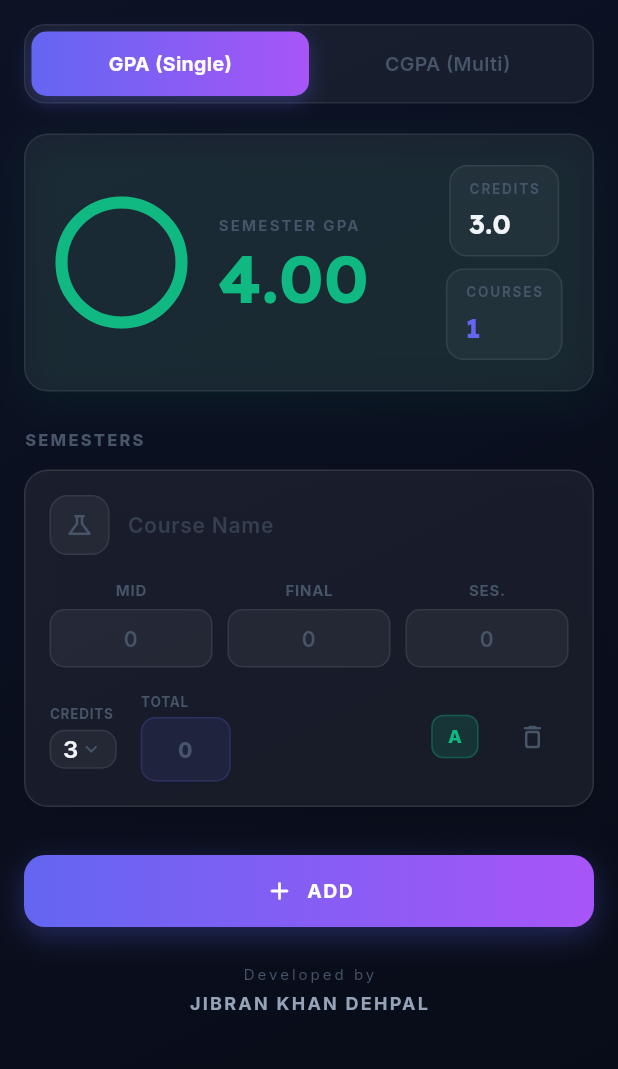
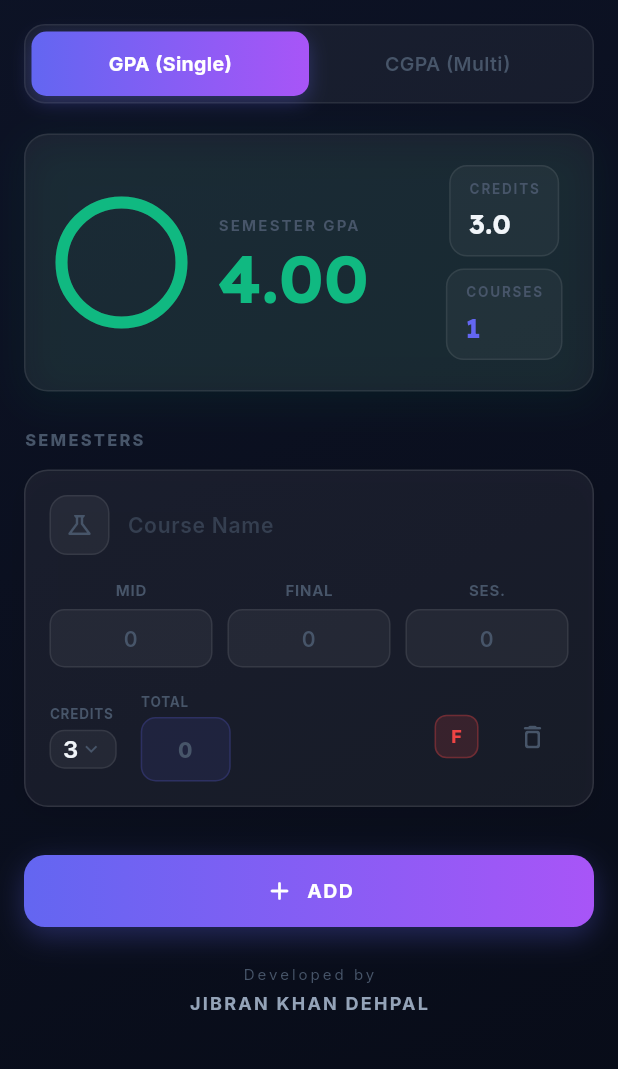
Before and after one commit to Jibrankhan0/cgpa_calculator, a Flutter app: the screen it shows after launch, after a tap on "GPA (Single)", on a phone screen of 412 x 824 dp, the part 84-1153 px from its top. Run offline on Flutter 3.47's test engine with Material 3 defaults, Android fonts, the phone set to English and light mode, and no system bars; our stand-ins replace flutter_riverpod, google_fonts, pdf, printing, shared_preferences.

Commit message:
perf: cache GoogleFonts TextStyles in course_input_card.dart

```diff
--- a/lib/widgets/course_input_card.dart
+++ b/lib/widgets/course_input_card.dart
@@ -4,6 +4,7 @@ import 'package:flutter_riverpod/flutter_riverpod.dart';
 import 'package:google_fonts/google_fonts.dart';
 import '../models/course.dart';
 import '../providers/semester_provider.dart';
+import '../services/gpa_service.dart';
 import '../theme/app_theme.dart';
 import 'glass_card.dart';
 import 'grade_badge.dart';
@@ -19,6 +20,35 @@ class CourseInputCard extends ConsumerStatefulWidget {
 }
 
 class _CourseInputCardState extends ConsumerState<CourseInputCard> {
+  // Cached GoogleFonts base TextStyles — avoids re-resolving font family on every build.
+  // Dynamic colors are applied via .copyWith() at usage sites.
+  static final _labelBase = GoogleFonts.inter(
+    fontSize: 9,
+    fontWeight: FontWeight.w700,
+    letterSpacing: 0.5,
+  );
+
+  static final _markLabelBase = GoogleFonts.inter(
+    fontSize: 10,
+    fontWeight: FontWeight.w700,
+    letterSpacing: 0.5,
+  );
+
+  static final _inputBase = GoogleFonts.inter(
+    fontSize: 14,
+    fontWeight: FontWeight.w600,
+  );
+
+  static final _totalStyle = GoogleFonts.inter(
+    fontSize: 14,
+    fontWeight: FontWeight.w800,
+    color: AppTheme.accentPrimary,
+  );
+
+  static final _hintBase = GoogleFonts.inter(
+    fontSize: 14,
+  );
+
   late TextEditingController _nameController;
   late TextEditingController _midController;
   late TextEditingController _finalController;
@@ -30,38 +60,88 @@ class _CourseInputCardState extends ConsumerState<CourseInputCard> {
   late FocusNode _sessionalFocus;
   late FocusNode _totalFocus;
 
-  bool _isMidFocused = false;
-  bool _isFinalFocused = false;
-  bool _isSessionalFocused = false;
-  bool _isTotalFocused = false;
+  final ValueNotifier<bool> _isMidFocused = ValueNotifier(false);
+  final ValueNotifier<bool> _isFinalFocused = ValueNotifier(false);
+  final ValueNotifier<bool> _isSessionalFocused = ValueNotifier(false);
+  final ValueNotifier<bool> _isTotalFocused = ValueNotifier(false);
+
+  double _localMid = 0;
+  double _localFinal = 0;
+  double _localSessional = 0;
+  double _localTotal = 0;
+  bool _isPractical = false;
 
   SemesterNotifier get _notifier =>
       widget.notifierOverride ?? ref.read(semesterProvider.notifier);
 
+  String _localGrade() {
+    if (_localTotal <= 0) return 'F';
+    return GpaService.getGradeFromMarks(_localTotal, isPractical: _isPractical);
+  }
+
   @override
   void initState() {
     super.initState();
-    _nameController = TextEditingController(text: widget.course.name);
-    _midController = TextEditingController(
-      text: widget.course.midMarks == 0 ? '' : widget.course.midMarks.toStringAsFixed(0),
-    );
-    _finalController = TextEditingController(
-      text: widget.course.finalMarks == 0 ? '' : widget.course.finalMarks.toStringAsFixed(0),
-    );
-    _sessionalController = TextEditingController(
-      text: widget.course.sessionalMarks == 0 ? '' : widget.course.sessionalMarks.toStringAsFixed(0),
-    );
-    _totalController = TextEditingController(
-      text: widget.course.totalMarks == 0 ? '' : widget.course.totalMarks.toStringAsFixed(0),
-    );
-
+    _initControllers(widget.course);
     _nameFocus = FocusNode();
     _midFocus = FocusNode();
     _finalFocus = FocusNode();
     _sessionalFocus = FocusNode();
     _totalFocus = FocusNode();
+    _setupFocusListeners();
+  }
 
-    _setupFocusListeners();
+  void _initControllers(Course course) {
+    _nameController = TextEditingController(text: course.name);
+    _midController = TextEditingController(
+      text: course.midMarks == 0 ? '' : course.midMarks.toStringAsFixed(0),
+    );
+    _finalController = TextEditingController(
+      text: course.finalMarks == 0 ? '' : course.finalMarks.toStringAsFixed(0),
+    );
+    _sessionalController = TextEditingController(
+      text: course.sessionalMarks == 0 ? '' : course.sessionalMarks.toStringAsFixed(0),
+    );
+    _totalController = TextEditingController(
+      text: course.totalMarks == 0 ? '' : course.totalMarks.toStringAsFixed(0),
+    );
+    _localMid = course.midMarks;
+    _localFinal = course.finalMarks;
+    _localSessional = course.sessionalMarks;
+    _localTotal = course.totalMarks;
+    _isPractical = course.isPractical;
+  }
+
+  @override
+  void didUpdateWidget(CourseInputCard oldWidget) {
+    super.didUpdateWidget(oldWidget);
+    if (oldWidget.course.id != widget.course.id) {
+      _disposeControllers();
+      _initControllers(widget.course);
+    } else if (!_midFocus.hasFocus && _localMid != widget.course.midMarks) {
+      _localMid = widget.course.midMarks;
+      _midController.text = widget.course.midMarks == 0 ? '' : widget.course.midMarks.toStringAsFixed(0);
+    } else if (!_finalFocus.hasFocus && _localFinal != widget.course.finalMarks) {
+      _localFinal = widget.course.finalMarks;
+      _finalController.text = widget.course.finalMarks == 0 ? '' : widget.course.finalMarks.toStringAsFixed(0);
+    } else if (!_sessionalFocus.hasFocus && _localSessional != widget.course.sessionalMarks) {
+      _localSessional = widget.course.sessionalMarks;
+      _sessionalController.text = widget.course.sessionalMarks == 0 ? '' : widget.course.sessionalMarks.toStringAsFixed(0);
+    } else if (!_totalFocus.hasFocus && _localTotal != widget.course.totalMarks) {
+      _localTotal = widget.course.totalMarks;
+      _totalController.text = widget.course.totalMarks == 0 ? '' : widget.course.totalMarks.toStringAsFixed(0);
+    }
+    if (oldWidget.course.isPractical != widget.course.isPractical) {
+      _isPractical = widget.course.isPractical;
+    }
+  }
+
+  void _disposeControllers() {
+    _nameController.dispose();
+    _midController.dispose();
+    _finalController.dispose();
+    _sessionalController.dispose();
+    _totalController.dispose();
   }
 
   void _setupFocusListeners() {
@@ -71,78 +151,32 @@ class _CourseInputCardState extends ConsumerState<CourseInputCard> {
       }
     });
     _midFocus.addListener(() {
-      _isMidFocused = _midFocus.hasFocus;
-      _onMarksFocusLost('mid');
+      _isMidFocused.value = _midFocus.hasFocus;
+      if (!_midFocus.hasFocus) {
+        _notifier.updateCourse(widget.course.id, midMarks: _localMid,
+            totalMarks: _localMid + _localFinal + _localSessional);
+      }
     });
     _finalFocus.addListener(() {
-      _isFinalFocused = _finalFocus.hasFocus;
-      _onMarksFocusLost('final');
+      _isFinalFocused.value = _finalFocus.hasFocus;
+      if (!_finalFocus.hasFocus) {
+        _notifier.updateCourse(widget.course.id, finalMarks: _localFinal,
+            totalMarks: _localMid + _localFinal + _localSessional);
+      }
     });
     _sessionalFocus.addListener(() {
-      _isSessionalFocused = _sessionalFocus.hasFocus;
-      _onMarksFocusLost('sessional');
+      _isSessionalFocused.value = _sessionalFocus.hasFocus;
+      if (!_sessionalFocus.hasFocus) {
+        _notifier.updateCourse(widget.course.id, sessionalMarks: _localSessional,
+            totalMarks: _localMid + _localFinal + _localSessional);
+      }
     });
     _totalFocus.addListener(() {
-      _isTotalFocused = _totalFocus.hasFocus;
+      _isTotalFocused.value = _totalFocus.hasFocus;
       if (!_totalFocus.hasFocus) {
-        double val = double.tryParse(_totalController.text) ?? 0;
-        if (val > 100) val = 100;
-        if (val != widget.course.totalMarks) {
-          _notifier.updateCourse(widget.course.id, totalMarks: val);
-        }
+        _notifier.updateCourse(widget.course.id, totalMarks: _localTotal);
       }
     });
-  }
-
-  void _onMarksFocusLost(String type) {
-    double val = 0;
-    switch (type) {
-      case 'mid':
-        if (!_midFocus.hasFocus) val = double.tryParse(_midController.text) ?? 0;
-        break;
-      case 'final':
-        if (!_finalFocus.hasFocus) val = double.tryParse(_finalController.text) ?? 0;
-        break;
-      case 'sessional':
-        if (!_sessionalFocus.hasFocus) val = double.tryParse(_sessionalController.text) ?? 0;
-        break;
-    }
-    if (val > 100) val = 100;
-
-    switch (type) {
-      case 'mid':
-        _notifier.updateCourse(widget.course.id, midMarks: val,
-            totalMarks: val + widget.course.finalMarks + widget.course.sessionalMarks);
-        break;
-      case 'final':
-        _notifier.updateCourse(widget.course.id, finalMarks: val,
-            totalMarks: widget.course.midMarks + val + widget.course.sessionalMarks);
-        break;
-      case 'sessional':
-        _notifier.updateCourse(widget.course.id, sessionalMarks: val,
-            totalMarks: widget.course.midMarks + widget.course.finalMarks + val);
-        break;
-    }
-  }
-
-  @override
-  void didUpdateWidget(CourseInputCard oldWidget) {
-    super.didUpdateWidget(oldWidget);
-    if (oldWidget.course.name != widget.course.name && !_nameFocus.hasFocus) {
-      _nameController.text = widget.course.name;
-    }
-    if (oldWidget.course.midMarks != widget.course.midMarks && !_midFocus.hasFocus) {
-      _midController.text = widget.course.midMarks == 0 ? '' : widget.course.midMarks.toStringAsFixed(0);
-    }
-    if (oldWidget.course.finalMarks != widget.course.finalMarks && !_finalFocus.hasFocus) {
-      _finalController.text = widget.course.finalMarks == 0 ? '' : widget.course.finalMarks.toStringAsFixed(0);
-    }
-    if (oldWidget.course.sessionalMarks != widget.course.sessionalMarks && !_sessionalFocus.hasFocus) {
-      _sessionalController.text = widget.course.sessionalMarks == 0 ? '' : widget.course.sessionalMarks.toStringAsFixed(0);
-    }
-    if (oldWidget.course.totalMarks != widget.course.totalMarks && !_totalFocus.hasFocus) {
-      _totalController.text = widget.course.totalMarks == 0 ? '' : widget.course.totalMarks.toStringAsFixed(0);
-    }
   }
 
   @override
@@ -152,11 +186,11 @@ class _CourseInputCardState extends ConsumerState<CourseInputCard> {
     _finalFocus.dispose();
     _sessionalFocus.dispose();
     _totalFocus.dispose();
-    _nameController.dispose();
-    _midController.dispose();
-    _finalController.dispose();
-    _sessionalController.dispose();
-    _totalController.dispose();
+    _disposeControllers();
+    _isMidFocused.dispose();
+    _isFinalFocused.dispose();
+    _isSessionalFocused.dispose();
+    _isTotalFocused.dispose();
     super.dispose();
   }
 
@@ -174,9 +208,25 @@ class _CourseInputCardState extends ConsumerState<CourseInputCard> {
     return focused ? const Color(0x4D6366F1) : const Color(0x14000000);
   }
 
+  void _onMarksChanged(String type, double val) {
+    switch (type) {
+      case 'mid':
+        _localMid = val;
+        _localTotal = val + _localFinal + _localSessional;
+        break;
+      case 'final':
+        _localFinal = val;
+        _localTotal = _localMid + val + _localSessional;
+        break;
+      case 'sessional':
+        _localSessional = val;
+        _localTotal = _localMid + _localFinal + val;
+        break;
+    }
+  }
+
   @override
   Widget build(BuildContext context) {
-    final isLab = widget.course.isPractical;
     final isDark = Theme.of(context).brightness == Brightness.dark;
 
     return RepaintBoundary(
@@ -184,7 +234,7 @@ class _CourseInputCardState extends ConsumerState<CourseInputCard> {
         padding: const EdgeInsets.only(bottom: 12),
         child: GlassCard(
           padding: const EdgeInsets.all(16),
-          borderColor: isLab
+          borderColor: _isPractical
               ? const Color(0x336366F1)
               : (isDark ? const Color(0x1AFFFFFF) : const Color(0x1A000000)),
           child: Column(
@@ -193,25 +243,27 @@ class _CourseInputCardState extends ConsumerState<CourseInputCard> {
                 children: [
                   GestureDetector(
                     onTap: () {
+                      _isPractical = !_isPractical;
                       _notifier.updateCourse(widget.course.id,
-                          isPractical: !isLab,
-                          creditHours: !isLab ? 1.0 : widget.course.creditHours);
+                          isPractical: _isPractical,
+                          creditHours: _isPractical ? 1.0 : widget.course.creditHours);
+                      setState(() {});
                       HapticFeedback.lightImpact();
                     },
                     child: Container(
                       width: 40,
                       height: 40,
                       decoration: BoxDecoration(
-                        color: isLab ? const Color(0x266366F1) : _fieldBg(isDark, false),
+                        color: _isPractical ? const Color(0x266366F1) : _fieldBg(isDark, false),
                         borderRadius: BorderRadius.circular(12),
                         border: Border.all(
-                          color: isLab ? const Color(0x4D6366F1) : _fieldBorder(isDark, false),
+                          color: _isPractical ? const Color(0x4D6366F1) : _fieldBorder(isDark, false),
                         ),
                       ),
                       child: Icon(
-                        isLab ? Icons.science : Icons.science_outlined,
+                        _isPractical ? Icons.science : Icons.science_outlined,
                         size: 20,
-                        color: isLab ? AppTheme.accentPrimary : AppTheme.textMuted(context),
+                        color: _isPractical ? AppTheme.accentPrimary : AppTheme.textMuted(context),
                       ),
                     ),
                   ),
@@ -225,14 +277,11 @@ class _CourseInputCardState extends ConsumerState<CourseInputCard> {
                         border: InputBorder.none,
                         isDense: true,
                         contentPadding: EdgeInsets.zero,
-                        hintStyle: GoogleFonts.inter(
+                        hintStyle: _hintBase.copyWith(
                           color: AppTheme.textMuted(context).withValues(alpha: 0.6),
-                          fontSize: 14,
                         ),
                       ),
-                      style: GoogleFonts.inter(
-                        fontSize: 14,
-                        fontWeight: FontWeight.w600,
+                      style: _inputBase.copyWith(
                         color: AppTheme.textPrimary(context),
                       ),
                     ),
@@ -246,24 +295,27 @@ class _CourseInputCardState extends ConsumerState<CourseInputCard> {
                     label: 'MID',
                     controller: _midController,
                     focusNode: _midFocus,
-                    isFocused: _isMidFocused,
+                    focusNotifier: _isMidFocused,
                     isDark: isDark,
+                    type: 'mid',
                   ),
                   const SizedBox(width: 10),
                   _buildMarkField(
                     label: 'FINAL',
                     controller: _finalController,
                     focusNode: _finalFocus,
-                    isFocused: _isFinalFocused,
+                    focusNotifier: _isFinalFocused,
                     isDark: isDark,
+                    type: 'final',
                   ),
                   const SizedBox(width: 10),
                   _buildMarkField(
                     label: 'SES.',
                     controller: _sessionalController,
                     focusNode: _sessionalFocus,
-                    isFocused: _isSessionalFocused,
+                    focusNotifier: _isSessionalFocused,
                     isDark: isDark,
+                    type: 'sessional',
                   ),
                 ],
               ),
@@ -273,9 +325,8 @@ class _CourseInputCardState extends ConsumerState<CourseInputCard> {
                   Column(
                     crossAxisAlignment: CrossAxisAlignment.start,
                     children: [
-                      Text('CREDITS', style: GoogleFonts.inter(
-                        fontSize: 9, fontWeight: FontWeight.w700,
-                        color: AppTheme.textMuted(context), letterSpacing: 0.5,
+                      Text('CREDITS', style: _labelBase.copyWith(
+                        color: AppTheme.textMuted(context),
                       )),
                       const SizedBox(height: 4),
                       Container(
@@ -285,7 +336,7 @@ class _CourseInputCardState extends ConsumerState<CourseInputCard> {
                           borderRadius: BorderRadius.circular(10),
                           border: Border.all(color: _fieldBorder(isDark, false)),
                         ),
-                        child: isLab
+                        child: _isPractical
                             ? const Padding(
                                 padding: EdgeInsets.symmetric(vertical: 8),
                                 child: Text('1', style: TextStyle(
@@ -325,19 +376,16 @@ class _CourseInputCardState extends ConsumerState<CourseInputCard> {
                   Column(
                     crossAxisAlignment: CrossAxisAlignment.start,
                     children: [
-                      Text('TOTAL', style: GoogleFonts.inter(
-                        fontSize: 9, fontWeight: FontWeight.w700,
-                        color: AppTheme.textMuted(context), letterSpacing: 0.5,
+                      Text('TOTAL', style: _labelBase.copyWith(
+                        color: AppTheme.textMuted(context),
                       )),
                       const SizedBox(height: 4),
                       Container(
                         padding: const EdgeInsets.symmetric(horizontal: 8, vertical: 4),
                         decoration: BoxDecoration(
-                          color: _isTotalFocused ? const Color(0x266366F1) : const Color(0x196366F1),
+                          color: const Color(0x196366F1),
                           borderRadius: BorderRadius.circular(10),
-                          border: Border.all(
-                            color: _isTotalFocused ? const Color(0x4D6366F1) : const Color(0x336366F1),
-                          ),
+                          border: Border.all(color: const Color(0x336366F1)),
                         ),
                         child: SizedBox(
                           width: 42,
@@ -346,16 +394,13 @@ class _CourseInputCardState extends ConsumerState<CourseInputCard> {
                             focusNode: _totalFocus,
                             keyboardType: TextInputType.number,
                             textAlign: TextAlign.center,
-                            style: GoogleFonts.inter(
-                              color: AppTheme.accentPrimary,
-                              fontWeight: FontWeight.w800, fontSize: 14,
-                            ),
+                            style: _totalStyle,
                             decoration: InputDecoration(
                               hintText: '0',
                               border: InputBorder.none,
                               isDense: true,
                               contentPadding: const EdgeInsets.symmetric(vertical: 6),
-                              hintStyle: GoogleFonts.inter(color: AppTheme.textMuted(context)),
+                              hintStyle: _hintBase.copyWith(color: AppTheme.textMuted(context)),
                             ),
                             onChanged: (val) {
                               double d = double.tryParse(val) ?? 0;
@@ -366,6 +411,8 @@ class _CourseInputCardState extends ConsumerState<CourseInputCard> {
                                   TextPosition(offset: _totalController.text.length),
                                 );
                               }
+                              _localTotal = d;
+                              _gradeKey.currentState?.setState(() {});
                             },
                           ),
                         ),
@@ -373,7 +420,7 @@ class _CourseInputCardState extends ConsumerState<CourseInputCard> {
                     ],
                   ),
                   const Spacer(),
-                  GradeBadge(grade: widget.course.grade),
+                  _GradeBadgeLive(gradeGetter: _localGrade, key: _gradeKey),
                   const SizedBox(width: 12),
                   IconButton(
                     icon: Icon(Icons.delete_outline_rounded, size: 20,
@@ -392,20 +439,24 @@ class _CourseInputCardState extends ConsumerState<CourseInputCard> {
     );
   }
 
+  final GlobalKey<_GradeBadgeLiveState> _gradeKey = GlobalKey();
+
   Widget _buildMarkField({
     required String label,
     required TextEditingController controller,
     required FocusNode focusNode,
-    required bool isFocused,
+    required ValueNotifier<bool> focusNotifier,
     required bool isDark,
+    required String type,
   }) {
     return Expanded(
-      child: Column(
+      child: ValueListenableBuilder<bool>(
+        valueListenable: focusNotifier,
+        builder: (context, isFocused, _) {
+          return Column(
             children: [
-          Text(label, style: GoogleFonts.inter(
-            fontSize: 10, fontWeight: FontWeight.w700,
+              Text(label, style: _markLabelBase.copyWith(
                 color: isFocused ? AppTheme.accentPrimary : AppTheme.textMuted(context),
-            letterSpacing: 0.5,
               )),
               const SizedBox(height: 6),
               Container(
@@ -420,8 +471,7 @@ class _CourseInputCardState extends ConsumerState<CourseInputCard> {
                   focusNode: focusNode,
                   keyboardType: TextInputType.number,
                   textAlign: TextAlign.center,
-              style: GoogleFonts.inter(
-                fontSize: 14, fontWeight: FontWeight.w600,
+                  style: _inputBase.copyWith(
                     color: AppTheme.textPrimary(context),
                   ),
                   decoration: InputDecoration(
@@ -429,7 +479,7 @@ class _CourseInputCardState extends ConsumerState<CourseInputCard> {
                     border: InputBorder.none,
                     isDense: true,
                     contentPadding: EdgeInsets.zero,
-                hintStyle: GoogleFonts.inter(color: AppTheme.textMuted(context)),
+                    hintStyle: _hintBase.copyWith(color: AppTheme.textMuted(context)),
                   ),
                   onChanged: (val) {
                     double d = double.tryParse(val) ?? 0;
@@ -440,11 +490,31 @@ class _CourseInputCardState extends ConsumerState<CourseInputCard> {
                         TextPosition(offset: controller.text.length),
                       );
                     }
+                    _onMarksChanged(type, d);
+                    _totalController.text = _localTotal == 0 ? '' : _localTotal.toStringAsFixed(0);
+                    _gradeKey.currentState?.setState(() {});
                   },
                 ),
               ),
             ],
+          );
+        },
       ),
     );
   }
 }
+
+class _GradeBadgeLive extends StatefulWidget {
+  final String Function() gradeGetter;
+  const _GradeBadgeLive({required this.gradeGetter, super.key});
+  @override
+  State<_GradeBadgeLive> createState() => _GradeBadgeLiveState();
+}
+
+class _GradeBadgeLiveState extends State<_GradeBadgeLive> {
+  @override
+  Widget build(BuildContext context) {
+    final grade = widget.gradeGetter();
+    return GradeBadge(grade: grade);
+  }
+}
```
Lines whose indentation alone changed are shown as unchanged.
